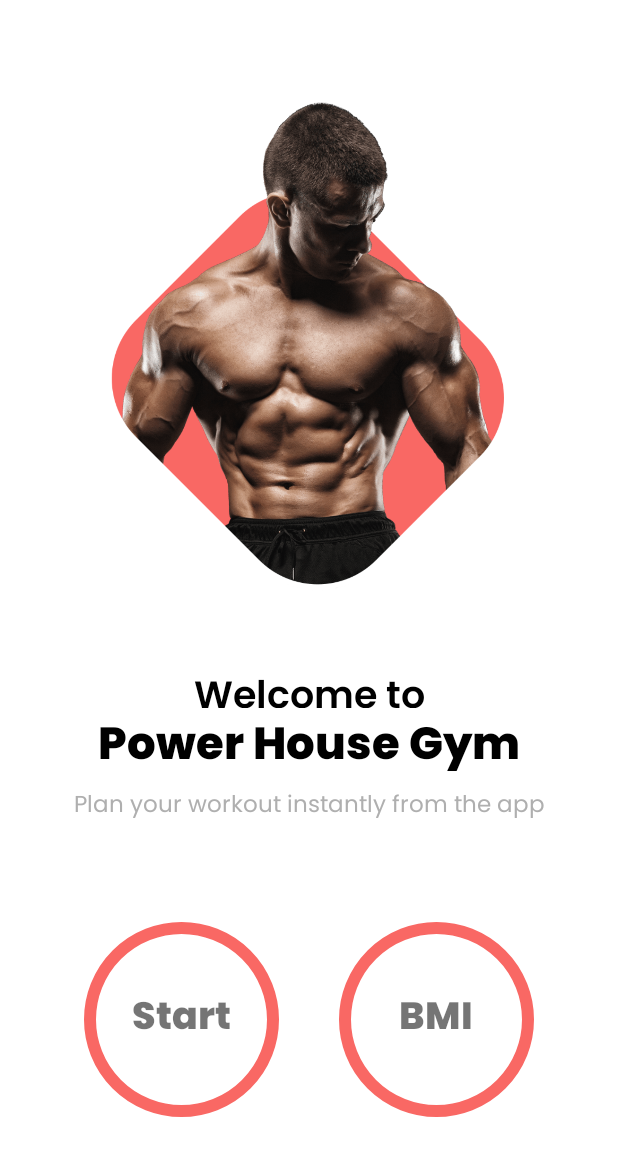
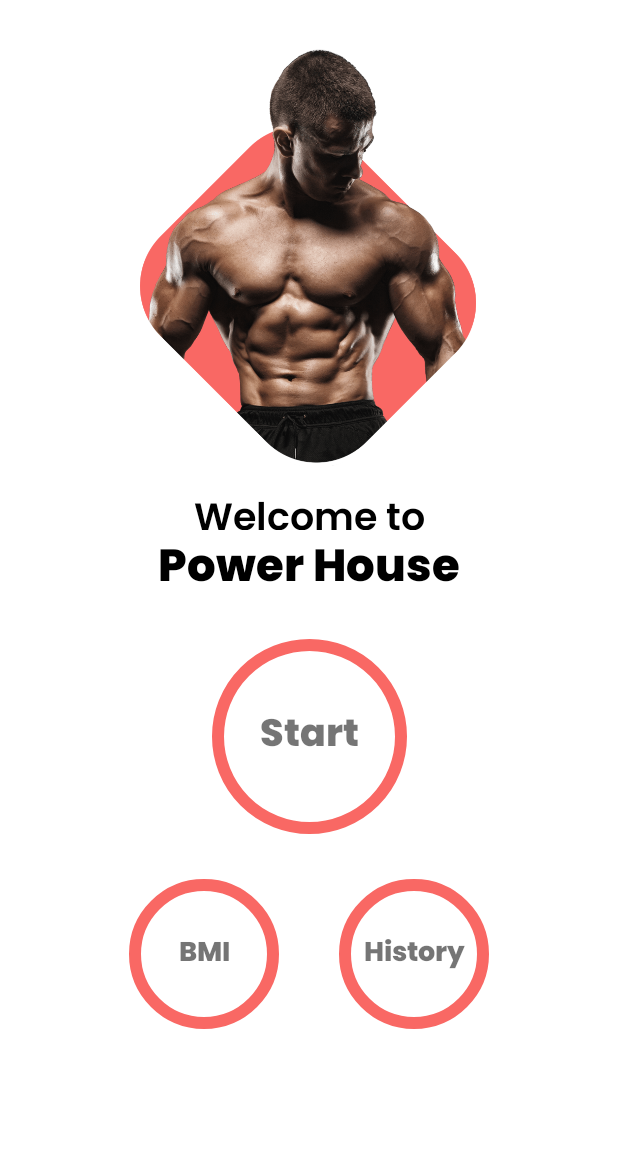
Before and after one commit to joestackss/Workout-App, an Android app: the screen it shows after launch (MainActivity), on a phone screen of 412 x 824 dp. Shown: the top 1156 px of the screen. Run offline under Robolectric (Android 15) with nearby library versions, the phone set to English and light mode, and no system bars.

Commit message:
1st release F

```diff
--- a/app/src/main/java/com/olamide/workout7minuteapp/BMIActivity1.kt
+++ b/app/src/main/java/com/olamide/workout7minuteapp/BMIActivity1.kt
@@ -38,7 +38,7 @@ class BMIActivity1 : AppCompatActivity() {
         //START
         setSupportActionBar(binding?.toolbarBmiActivity)
         supportActionBar?.setDisplayHomeAsUpEnabled(true) //set back button
-        supportActionBar?.title = "CALCULATE YOUR BMI" // Setting a title in the action bar.
+        supportActionBar?.title = "Calculate Your BMI" // Setting a title in the action bar.
         binding?.toolbarBmiActivity?.setNavigationOnClickListener {
             onBackPressed()
         }
--- a/app/src/main/java/com/olamide/workout7minuteapp/MainActivity.kt
+++ b/app/src/main/java/com/olamide/workout7minuteapp/MainActivity.kt
@@ -31,6 +31,7 @@ class MainActivity : AppCompatActivity() {
             val intent = Intent(this, BMIActivity1::class.java)
             startActivity(intent)
         }
+
     }
 
     override fun onDestroy() {
--- a/app/src/main/res/layout/activity_bmiactivity1.xml
+++ b/app/src/main/res/layout/activity_bmiactivity1.xml
@@ -113,6 +113,7 @@
             android:id="@+id/etUsMetricUnitWeight"
             android:layout_width="match_parent"
             android:layout_height="wrap_content"
+            android:fontFamily="@font/poppins_semibold"
             android:hint="@string/weight_in_kg"
             android:inputType="numberDecimal"
             android:textSize="16sp" />
@@ -141,6 +142,7 @@
             android:layout_width="match_parent"
             android:layout_height="wrap_content"
             android:hint="Feet"
+            android:fontFamily="@font/poppins_semibold"
             android:inputType="numberDecimal"
             android:textSize="16sp" />
     </com.google.android.material.textfield.TextInputLayout>
@@ -171,6 +173,7 @@
             android:layout_width="match_parent"
             android:layout_height="wrap_content"
             android:hint="Inch"
+            android:fontFamily="@font/poppins_semibold"
             android:inputType="numberDecimal"
             android:textSize="16sp" />
     </com.google.android.material.textfield.TextInputLayout>
--- a/app/src/main/res/layout/activity_main.xml
+++ b/app/src/main/res/layout/activity_main.xml
@@ -9,27 +9,24 @@
 
     >
 
+    <LinearLayout
+        android:id="@+id/layoutLinear"
+        android:layout_width="match_parent"
+        android:layout_height="wrap_content"
+        app:layout_constraintTop_toTopOf="parent"
+        app:layout_constraintBottom_toTopOf="@id/frameslayout"
+        android:orientation="vertical"
+        android:gravity="center" >
 
     <ImageView
         android:id="@+id/gymGuy"
         android:layout_width="match_parent"
-        android:layout_height="350dp"
+        android:layout_height="300dp"
         android:src="@drawable/guygym"
         app:layout_constraintBottom_toTopOf="@id/layoutLinear"
         app:layout_constraintEnd_toEndOf="parent"
         app:layout_constraintStart_toStartOf="parent"
         app:layout_constraintTop_toTopOf="parent" />
-
-
-    <LinearLayout
-        android:id="@+id/layoutLinear"
-        android:layout_width="match_parent"
-        android:layout_height="wrap_content"
-        app:layout_constraintTop_toBottomOf="@+id/gymGuy"
-        app:layout_constraintBottom_toTopOf="@+id/linearLay6"
-        android:orientation="vertical"
-        android:gravity="center"
-        >
 
         <TextView
             android:id="@+id/welcomeText"
@@ -48,34 +45,11 @@
             android:layout_height="wrap_content"
             android:fontFamily="@font/poppins_extrabold"
             android:gravity="center"
-            android:text="Power House Gym"
+            android:text="Power House"
             android:textColor="@color/black"
             android:textSize="30sp" />
 
-        <TextView
-            android:id="@+id/planWorkout"
-            android:layout_width="match_parent"
-            android:layout_height="wrap_content"
-            android:fontFamily="@font/poppins"
-            android:gravity="center"
-            android:text="Plan your workout instantly from the app"
-            android:textColor="#afafaf"
-            android:textSize="15sp"
-            />
-
     </LinearLayout>
-
-    <LinearLayout
-        android:id="@+id/linearLay6"
-        android:layout_width="wrap_content"
-        android:layout_height="wrap_content"
-        app:layout_constraintTop_toBottomOf="@+id/layoutLinear"
-        android:orientation="horizontal"
-        android:layout_marginTop="10dp"
-        app:layout_constraintBottom_toBottomOf="parent"
-        app:layout_constraintStart_toStartOf="parent"
-        app:layout_constraintEnd_toEndOf="parent"
-        >
 
     <FrameLayout
         android:id="@+id/frameslayout"
@@ -83,9 +57,10 @@
         android:layout_height="130dp"
         android:background="@drawable/item_color_accent_border_ripple_background"
         app:layout_constraintTop_toBottomOf="@id/layoutLinear"
-            app:layout_constraintBottom_toBottomOf="parent"
         android:layout_weight="1"
         android:layout_margin="20dp"
+        app:layout_constraintStart_toStartOf="parent"
+        app:layout_constraintEnd_toEndOf="parent"
         >
 
         <TextView
@@ -98,10 +73,22 @@
 
     </FrameLayout>
 
+    <LinearLayout
+        android:id="@+id/linearLay6"
+        android:layout_width="wrap_content"
+        android:layout_height="wrap_content"
+        app:layout_constraintTop_toBottomOf="@+id/frameslayout"
+        android:orientation="horizontal"
+        android:layout_marginTop="10dp"
+        app:layout_constraintStart_toStartOf="parent"
+        app:layout_constraintEnd_toEndOf="parent"
+        >
+
+
         <FrameLayout
             android:id="@+id/flBMI"
-            android:layout_width="130dp"
-            android:layout_height="130dp"
+            android:layout_width="100dp"
+            android:layout_height="100dp"
             android:background="@drawable/item_color_accent_border_ripple_background"
             app:layout_constraintTop_toBottomOf="@id/layoutLinear"
             app:layout_constraintBottom_toBottomOf="parent"
@@ -115,7 +102,28 @@
                 android:fontFamily="@font/poppins_extrabold"
                 android:gravity="center"
                 android:text="@string/bmi"
-                android:textSize="25sp" />
+                android:textSize="18sp" />
+
+        </FrameLayout>
+
+        <FrameLayout
+            android:id="@+id/flHistory"
+            android:layout_width="100dp"
+            android:layout_height="100dp"
+            android:background="@drawable/item_color_accent_border_ripple_background"
+            app:layout_constraintTop_toBottomOf="@id/layoutLinear"
+            app:layout_constraintBottom_toBottomOf="parent"
+            android:layout_weight="1"
+            android:layout_margin="20dp"
+            >
+
+            <TextView
+                android:layout_width="match_parent"
+                android:layout_height="match_parent"
+                android:fontFamily="@font/poppins_extrabold"
+                android:gravity="center"
+                android:text="@string/history"
+                android:textSize="18sp" />
 
         </FrameLayout>
     </LinearLayout>
--- a/app/src/main/res/values-night/themes.xml
+++ b/app/src/main/res/values-night/themes.xml
@@ -2,7 +2,7 @@
     <!-- Base application theme. -->
     <style name="Theme.Workout7MinuteApp" parent="Theme.MaterialComponents.DayNight.NoActionBar">
         <!-- Primary brand color. -->
-        <item name="colorPrimary">@color/purple_200</item>
+        <item name="colorPrimary">#f96864</item>
         <item name="colorPrimaryVariant">@color/purple_700</item>
         <item name="colorOnPrimary">@color/black</item>
         <!-- Secondary brand color. -->
--- a/app/src/main/res/values/strings.xml
+++ b/app/src/main/res/values/strings.xml
@@ -14,4 +14,5 @@
     <string name="jumping_jags">Jumping Jags</string>
     <string name="bmi">BMI</string>
     <string name="weight_in_kg">WEIGHT (in kg)</string>
+    <string name="history">History</string>
 </resources>
```
Also changed, not shown: app/build.gradle (+0 -19 lines), app/src/main/AndroidManifest.xml (+0 -9 lines), app/src/main/java/com/olamide/workout7minuteapp/ExerciseActivity.kt (+17 -7 lines), app/src/main/java/com/olamide/workout7minuteapp/FinishActivity.kt (deleted, +0 -34 lines), app/src/main/java/com/olamide/workout7minuteapp/NewInterface.kt (deleted, +0 -11 lines), app/src/main/res/layout/activity_exercise.xml (+17 -4 lines), app/src/main/res/layout/activity_finish.xml (deleted, +0 -113 lines), app/src/main/res/layout/activity_new_interface.xml (deleted, +0 -9 lines). Lines whose indentation alone changed are shown as unchanged.
